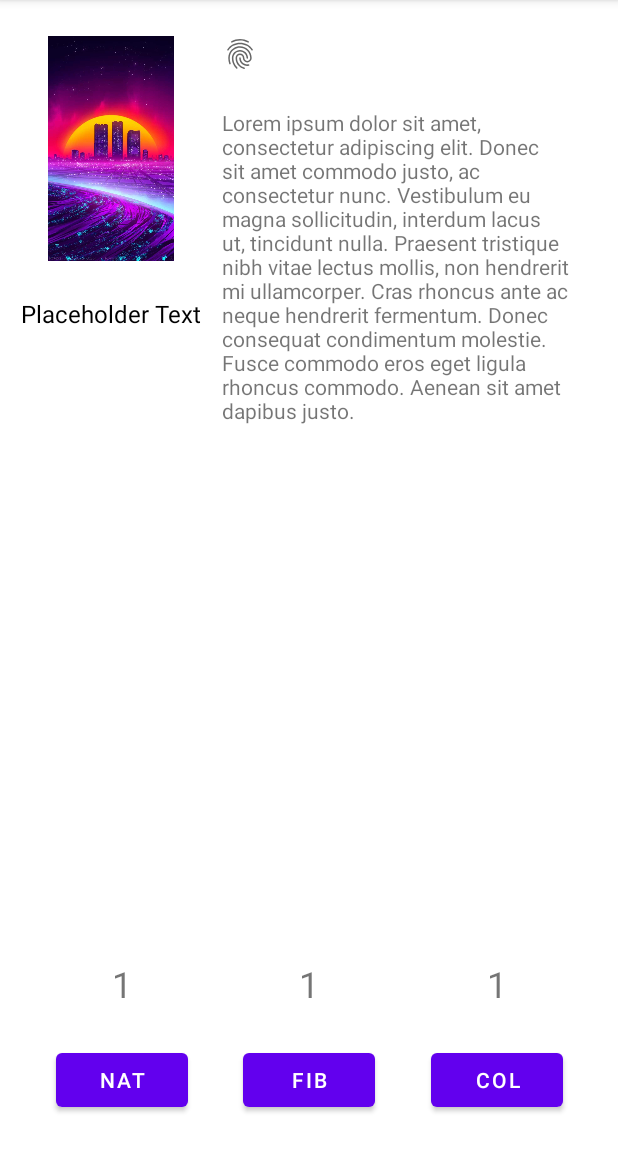
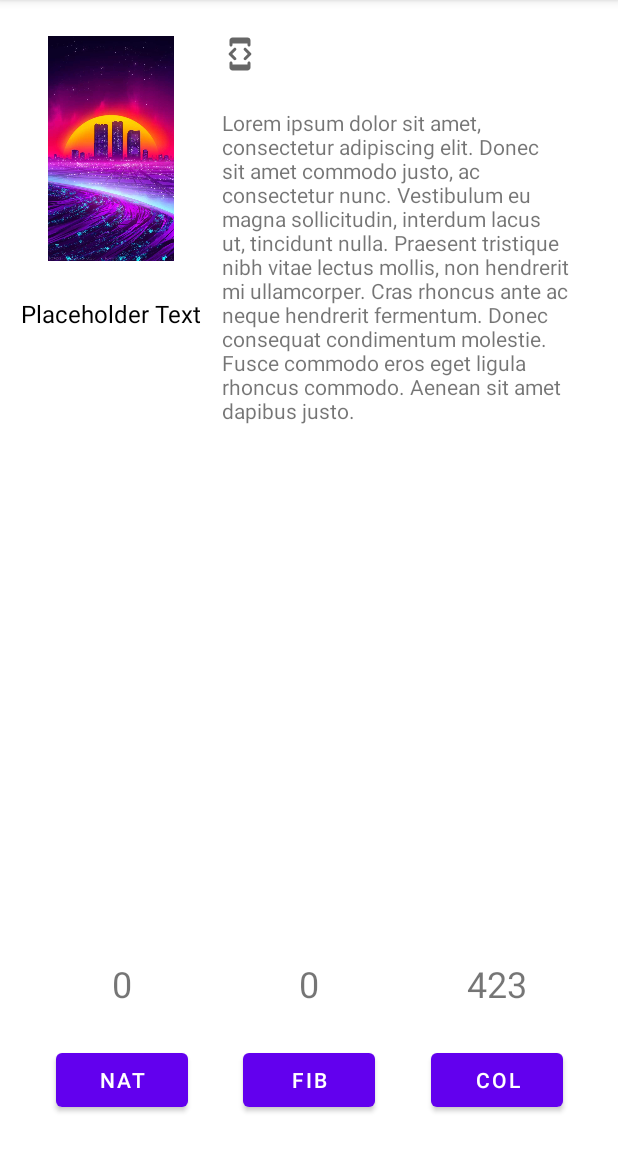
Before and after one commit to BakasaRus/mobile-development-project, an Android app: the DetailsActivity screen opened directly, with no data from a screen before it, on a phone screen of 412 x 824 dp, the part 84-1236 px from its top. Run offline under Robolectric (Android 15) with nearby library versions, the phone set to English and light mode, and no system bars; 3 statements that could not run were skipped.

Commit message:
Add numbers generating on details activity

```diff
--- a/app/src/main/java/ru/itmo/fitp/mobile/DetailsActivity.kt
+++ b/app/src/main/java/ru/itmo/fitp/mobile/DetailsActivity.kt
@@ -2,9 +2,11 @@ package ru.itmo.fitp.mobile
 
 import androidx.appcompat.app.AppCompatActivity
 import android.os.Bundle
-import android.util.Log
+import android.widget.Button
 import android.widget.ImageView
 import android.widget.TextView
+import kotlin.random.Random
+import kotlin.random.nextUInt
 
 class DetailsActivity : AppCompatActivity() {
     override fun onCreate(savedInstanceState: Bundle?) {
@@ -21,5 +23,59 @@ class DetailsActivity : AppCompatActivity() {
 
         val descriptionView = findViewById<TextView>(R.id.detailsDescription)
         descriptionView.text = article.description
+
+        val naturalButton = findViewById<Button>(R.id.naturalButton)
+        val naturalText = findViewById<TextView>(R.id.naturalText)
+        naturalText.text = natural.next().toString()
+        naturalButton.setOnClickListener {
+            naturalText.text = natural.next().toString()
+        }
+
+        val fibonacciButton = findViewById<Button>(R.id.fibonacciButton)
+        val fibonacciText = findViewById<TextView>(R.id.fibonacciText)
+        fibonacciText.text = fibonacci.next().toString()
+        fibonacciButton.setOnClickListener {
+            fibonacciText.text = fibonacci.next().toString()
+        }
+
+        val collatzButton = findViewById<Button>(R.id.collatzButton)
+        val collatzText = findViewById<TextView>(R.id.collatzText)
+        collatzText.text = collatz.next().toString()
+        collatzButton.setOnClickListener {
+            collatzText.text = collatz.next().toString()
+        }
+    }
+
+    private val natural = iterator {
+        var term = 0
+        while (true) {
+            yield(term)
+            term++
+            if (term < 0)
+                term = 0
+        }
+    }
+
+    private val fibonacci = iterator {
+        var terms = Pair(0, 1)
+        while (true) {
+            yield(terms.first)
+            terms = Pair(terms.second, terms.first + terms.second)
+            if (terms.second < 0) {
+                terms = Pair(0, 1)
+            }
+        }
+    }
+
+    private val collatz = iterator {
+        var term = Random(System.currentTimeMillis()).nextUInt() % 1000U
+        while (true) {
+            yield(term)
+            term = if (term % 2U == 0U) {
+                term / 2U
+            } else {
+                term * 3U + 1U
+            }
+        }
     }
 }
--- a/app/src/main/res/layout/activity_details.xml
+++ b/app/src/main/res/layout/activity_details.xml
@@ -26,7 +26,7 @@
         android:layout_marginTop="24dp"
         app:layout_constraintStart_toEndOf="@+id/imageView8"
         app:layout_constraintTop_toTopOf="parent"
-        app:srcCompat="?android:attr/fingerprintAuthDrawable" />
+        app:srcCompat="@drawable/ic_round_developer_mode_24" />
 
     <TextView
         android:id="@+id/detailsDescription"
@@ -51,67 +51,64 @@
         app:srcCompat="@drawable/wallpaper" />
 
     <Button
-        android:id="@+id/button11"
+        android:id="@+id/naturalButton"
         android:layout_width="wrap_content"
         android:layout_height="wrap_content"
         android:layout_marginBottom="24dp"
-        android:text="Nat"
+        android:text="@string/naturalButtonText"
         app:layout_constraintBottom_toBottomOf="parent"
-        app:layout_constraintEnd_toStartOf="@+id/button12"
+        app:layout_constraintEnd_toStartOf="@+id/fibonacciButton"
         app:layout_constraintHorizontal_bias="0.5"
         app:layout_constraintStart_toStartOf="parent" />
 
     <Button
-        android:id="@+id/button12"
+        android:id="@+id/fibonacciButton"
         android:layout_width="wrap_content"
         android:layout_height="wrap_content"
-        android:text="Fib"
-        app:layout_constraintEnd_toStartOf="@+id/button13"
+        android:text="@string/fibonacciButtonText"
+        app:layout_constraintEnd_toStartOf="@+id/collatzButton"
         app:layout_constraintHorizontal_bias="0.5"
-        app:layout_constraintStart_toEndOf="@+id/button11"
-        app:layout_constraintTop_toTopOf="@+id/button11" />
+        app:layout_constraintStart_toEndOf="@+id/naturalButton"
+        app:layout_constraintTop_toTopOf="@+id/naturalButton" />
 
     <Button
-        android:id="@+id/button13"
+        android:id="@+id/collatzButton"
         android:layout_width="wrap_content"
         android:layout_height="wrap_content"
-        android:text="Col"
+        android:text="@string/collatzButtonText"
         app:layout_constraintEnd_toEndOf="parent"
         app:layout_constraintHorizontal_bias="0.5"
-        app:layout_constraintStart_toEndOf="@+id/button12"
-        app:layout_constraintTop_toTopOf="@+id/button11" />
+        app:layout_constraintStart_toEndOf="@+id/fibonacciButton"
+        app:layout_constraintTop_toTopOf="@+id/naturalButton" />
 
     <TextView
-        android:id="@+id/textView5"
+        android:id="@+id/naturalText"
         android:layout_width="wrap_content"
         android:layout_height="wrap_content"
         android:layout_marginBottom="24dp"
-        android:text="1"
         android:textSize="24sp"
-        app:layout_constraintBottom_toTopOf="@+id/button11"
-        app:layout_constraintEnd_toEndOf="@+id/button11"
-        app:layout_constraintStart_toStartOf="@+id/button11" />
+        app:layout_constraintBottom_toTopOf="@+id/naturalButton"
+        app:layout_constraintEnd_toEndOf="@+id/naturalButton"
+        app:layout_constraintStart_toStartOf="@+id/naturalButton" />
 
     <TextView
-        android:id="@+id/textView6"
+        android:id="@+id/fibonacciText"
         android:layout_width="wrap_content"
         android:layout_height="wrap_content"
         android:layout_marginBottom="24dp"
-        android:text="1"
         android:textSize="24sp"
-        app:layout_constraintBottom_toTopOf="@+id/button12"
-        app:layout_constraintEnd_toEndOf="@+id/button12"
-        app:layout_constraintStart_toStartOf="@+id/button12" />
+        app:layout_constraintBottom_toTopOf="@+id/fibonacciButton"
+        app:layout_constraintEnd_toEndOf="@+id/fibonacciButton"
+        app:layout_constraintStart_toStartOf="@+id/fibonacciButton" />
 
     <TextView
-        android:id="@+id/textView7"
+        android:id="@+id/collatzText"
         android:layout_width="wrap_content"
         android:layout_height="wrap_content"
         android:layout_marginBottom="24dp"
-        android:text="1"
         android:textSize="24sp"
-        app:layout_constraintBottom_toTopOf="@+id/button13"
-        app:layout_constraintEnd_toEndOf="@+id/button13"
-        app:layout_constraintStart_toStartOf="@+id/button13" />
+        app:layout_constraintBottom_toTopOf="@+id/collatzButton"
+        app:layout_constraintEnd_toEndOf="@+id/collatzButton"
+        app:layout_constraintStart_toStartOf="@+id/collatzButton" />
 
 </androidx.constraintlayout.widget.ConstraintLayout>
--- a/app/src/main/res/values/strings.xml
+++ b/app/src/main/res/values/strings.xml
@@ -14,6 +14,9 @@
     <string name="pointsPrefKey">points</string>
     <string name="placeholder">Placeholder Text</string>
     <string name="placeholder_long">Lorem ipsum dolor sit amet, consectetur adipiscing elit. Donec sit amet commodo justo, ac consectetur nunc. Vestibulum eu magna sollicitudin, interdum lacus ut, tincidunt nulla. Praesent tristique nibh vitae lectus mollis, non hendrerit mi ullamcorper. Cras rhoncus ante ac neque hendrerit fermentum. Donec consequat condimentum molestie. Fusce commodo eros eget ligula rhoncus commodo. Aenean sit amet dapibus justo.</string>
+    <string name="naturalButtonText">Nat</string>
+    <string name="fibonacciButtonText">Fib</string>
+    <string name="collatzButtonText">Col</string>
     <string-array name="names">
         <item>Hello</item>
         <item>World</item>
```
